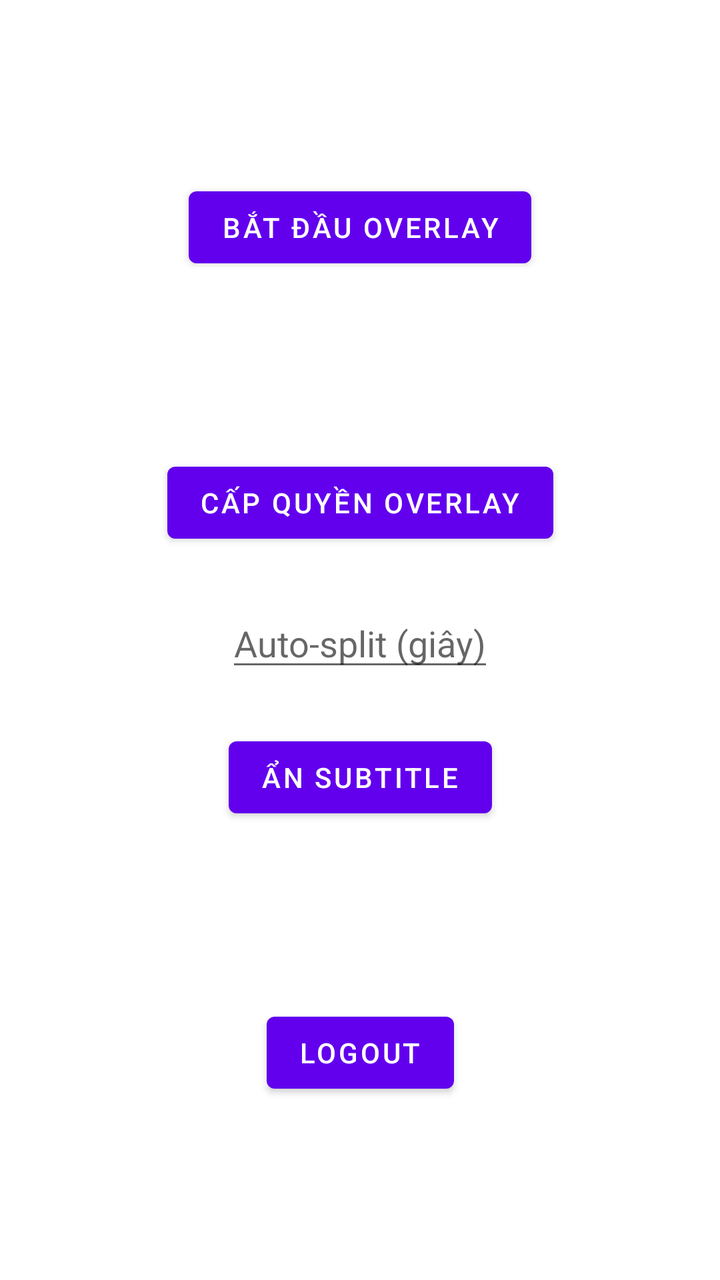
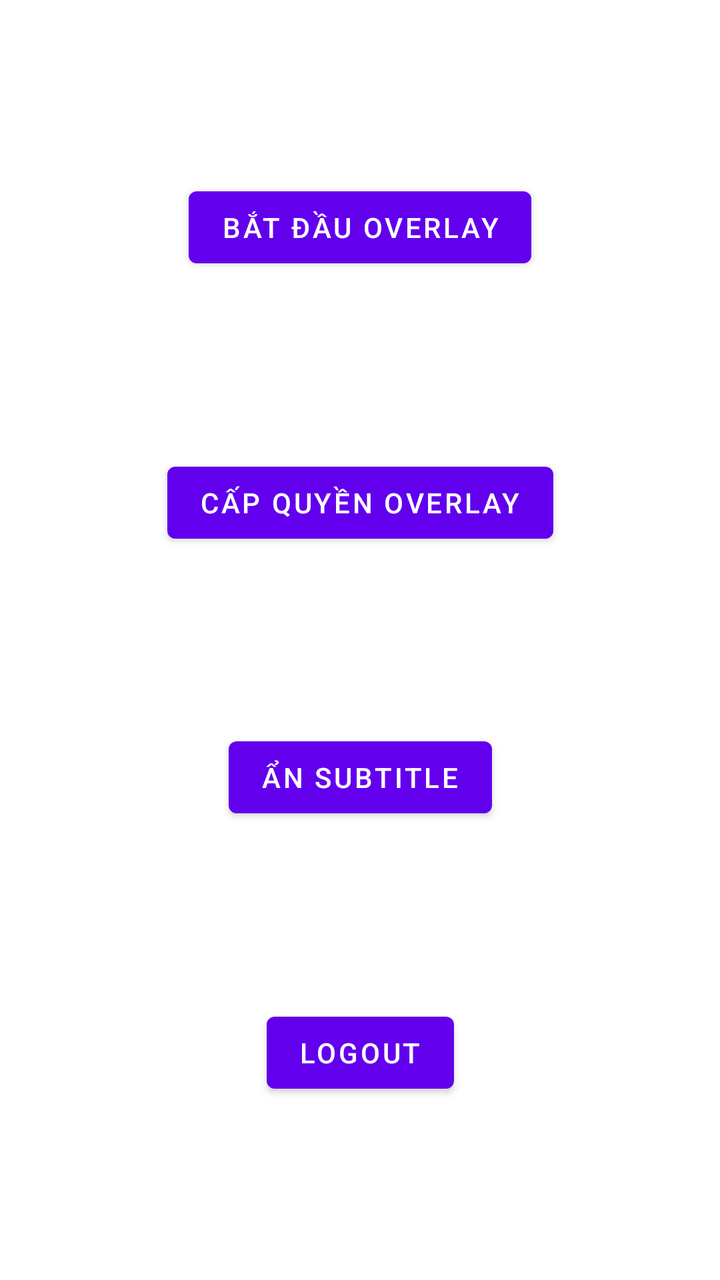

Before-and-after screenshots of an Android layout around one commit, followed by the original layout XML and the change that was made.
<!-- AndroidManifest.xml: application theme Theme.TranscriptApp -->
<!-- res/layout/activity_main.xml -->
<?xml version="1.0" encoding="utf-8"?>

<androidx.constraintlayout.widget.ConstraintLayout xmlns:android="http://schemas.android.com/apk/res/android"
    xmlns:app="http://schemas.android.com/apk/res-auto"
    xmlns:tools="http://schemas.android.com/tools"
    android:layout_width="match_parent"
    android:layout_height="match_parent"
    tools:context=".MainActivity">


    <Button
        android:id="@+id/btnStartOverlay"
        android:layout_width="wrap_content"
        android:layout_height="wrap_content"
        android:text="Bắt đầu Overlay"
        app:layout_constraintTop_toTopOf="parent"
        app:layout_constraintStart_toStartOf="parent"
        app:layout_constraintEnd_toEndOf="parent"
        app:layout_constraintBottom_toTopOf="@+id/btnGrantOverlay" />

    <Button
        android:id="@+id/btnGrantOverlay"
        android:layout_width="wrap_content"
        android:layout_height="wrap_content"
        android:text="Cấp quyền Overlay"
        app:layout_constraintTop_toBottomOf="@+id/btnStartOverlay"
        app:layout_constraintStart_toStartOf="parent"
        app:layout_constraintEnd_toEndOf="parent"
        app:layout_constraintBottom_toTopOf="@+id/btnHideSubtitle" />

    <EditText
        android:id="@+id/etSplitSeconds"
        android:layout_width="wrap_content"
        android:layout_height="wrap_content"
        android:inputType="number"
        android:hint="Auto-split (giây)"
        app:layout_constraintTop_toBottomOf="@+id/btnGrantOverlay"
        app:layout_constraintStart_toStartOf="parent"
        app:layout_constraintEnd_toEndOf="parent"
        app:layout_constraintBottom_toTopOf="@+id/btnHideSubtitle" />




    <Button
        android:id="@+id/btnHideSubtitle"
        android:layout_width="wrap_content"
        android:layout_height="wrap_content"
        android:text="Ẩn Subtitle"
        app:layout_constraintTop_toBottomOf="@+id/btnGrantOverlay"
        app:layout_constraintStart_toStartOf="parent"
        app:layout_constraintEnd_toEndOf="parent"
        app:layout_constraintBottom_toTopOf="@+id/btnLogout" />

    <Button
        android:id="@+id/btnLogout"
        android:layout_width="wrap_content"
        android:layout_height="wrap_content"
        android:text="Logout"
        app:layout_constraintBottom_toBottomOf="parent"
        app:layout_constraintEnd_toEndOf="parent"
        app:layout_constraintStart_toStartOf="parent"
        app:layout_constraintTop_toBottomOf="@+id/btnHideSubtitle" />

</androidx.constraintlayout.widget.ConstraintLayout>
<!-- resources referenced by this layout -->
<resources>
  <style name="Theme.TranscriptApp" parent="Theme.MaterialComponents.DayNight.DarkActionBar">
          
          <item name="colorPrimary">@color/purple_500</item>
          <item name="colorPrimaryVariant">@color/purple_700</item>
          <item name="colorOnPrimary">@color/white</item>
          
          <item name="colorSecondary">@color/teal_200</item>
          <item name="colorSecondaryVariant">@color/teal_700</item>
          <item name="colorOnSecondary">@color/black</item>
          
          <item name="android:statusBarColor">?attr/colorPrimaryVariant</item>
          
      </style>
  <color name="purple_500">#FF6200EE</color>
  <color name="purple_700">#FF3700B3</color>
  <color name="white">#FFFFFFFF</color>
  <color name="teal_200">#FF03DAC5</color>
  <color name="teal_700">#FF018786</color>
  <color name="black">#FF000000</color>
</resources>

<!-- the commit's change to res/layout/activity_main.xml (unified diff, before → after) -->
@@ -28,20 +28,6 @@
         app:layout_constraintEnd_toEndOf="parent"
         app:layout_constraintBottom_toTopOf="@+id/btnHideSubtitle" />
 
-    <EditText
-        android:id="@+id/etSplitSeconds"
-        android:layout_width="wrap_content"
-        android:layout_height="wrap_content"
-        android:inputType="number"
-        android:hint="Auto-split (giây)"
-        app:layout_constraintTop_toBottomOf="@+id/btnGrantOverlay"
-        app:layout_constraintStart_toStartOf="parent"
-        app:layout_constraintEnd_toEndOf="parent"
-        app:layout_constraintBottom_toTopOf="@+id/btnHideSubtitle" />
-
-
-
-
     <Button
         android:id="@+id/btnHideSubtitle"
         android:layout_width="wrap_content"
